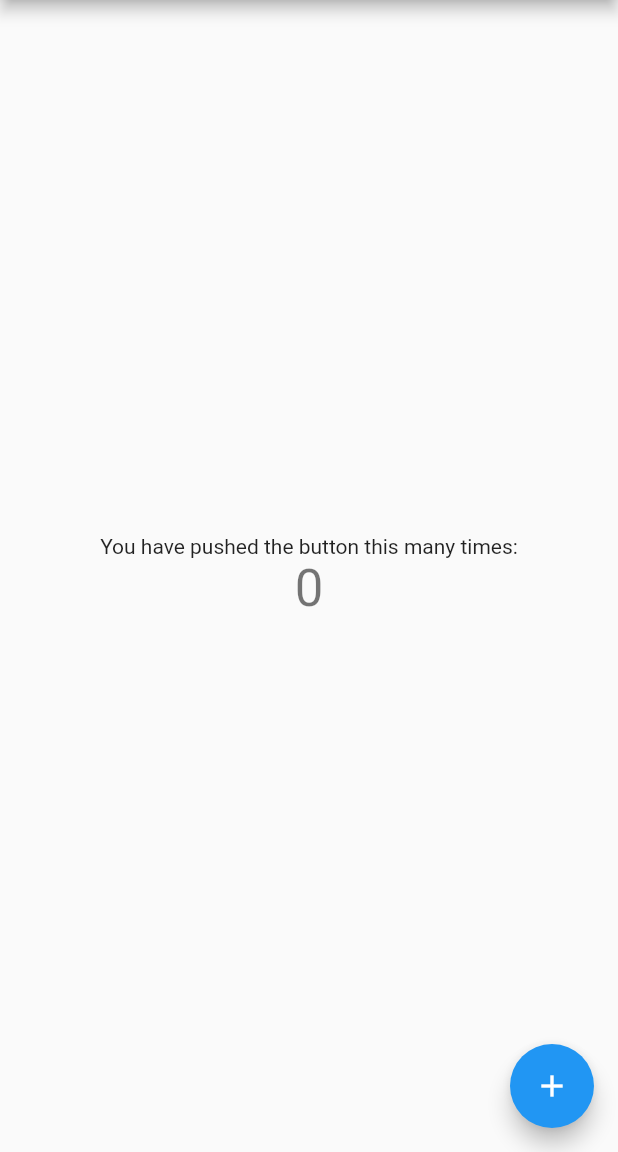
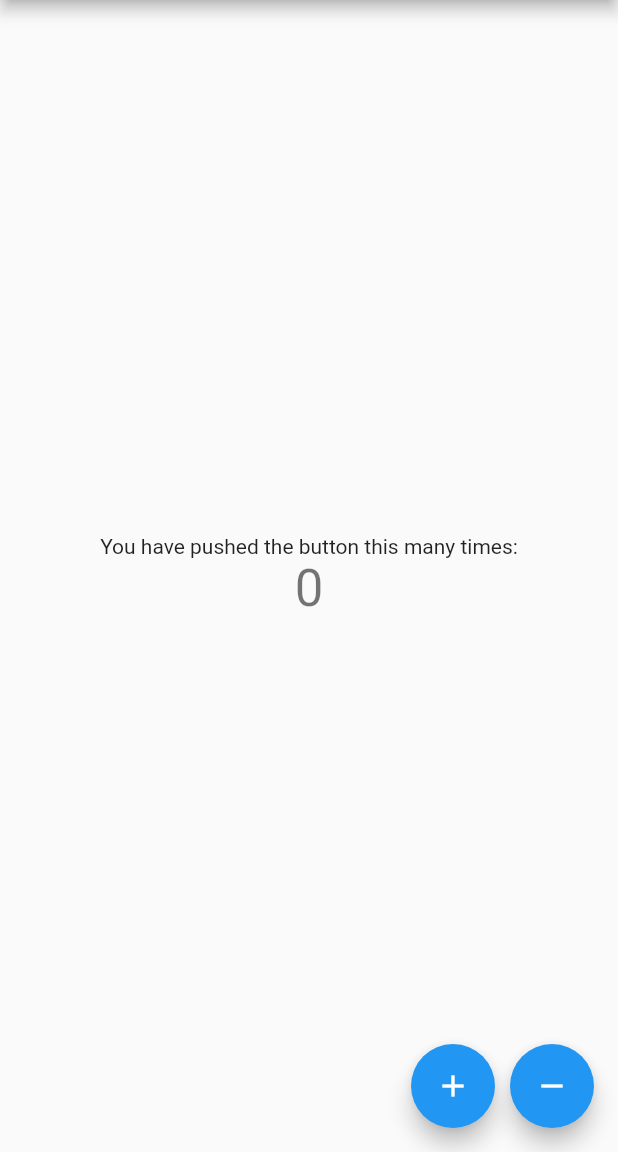
Before and after one commit to djeriko/flutter_tutorial_bloc_pattern, a Flutter app: the screen it shows after launch, on a phone screen of 412 x 824 dp, the part 84-1236 px from its top. Run offline on Flutter 3.47's test engine with Material 2 defaults, Android fonts, the phone set to English and light mode, and no system bars.

Commit message:
added decrement button

```diff
--- a/lib/main.dart
+++ b/lib/main.dart
@@ -3,21 +3,11 @@ import 'package:flutter/material.dart';
 void main() => runApp(MyApp());
 
 class MyApp extends StatelessWidget {
-  // This widget is the root of your application.
   @override
   Widget build(BuildContext context) {
     return MaterialApp(
       title: 'Flutter Demo',
       theme: ThemeData(
-        // This is the theme of your application.
-        //
-        // Try running your application with "flutter run". You'll see the
-        // application has a blue toolbar. Then, without quitting the app, try
-        // changing the primarySwatch below to Colors.green and then invoke
-        // "hot reload" (press "r" in the console where you ran "flutter run",
-        // or simply save your changes to "hot reload" in a Flutter IDE).
-        // Notice that the counter didn't reset back to zero; the application
-        // is not restarted.
         primarySwatch: Colors.blue,
       ),
       home: MyHomePage(title: 'Flutter Demo Home Page'),
@@ -27,15 +17,6 @@ class MyApp extends StatelessWidget {
 
 class MyHomePage extends StatefulWidget {
   MyHomePage({Key key, this.title}) : super(key: key);
-
-  // This widget is the home page of your application. It is stateful, meaning
-  // that it has a State object (defined below) that contains fields that affect
-  // how it looks.
-
-  // This class is the configuration for the state. It holds the values (in this
-  // case the title) provided by the parent (in this case the App widget) and
-  // used by the build method of the State. Fields in a Widget subclass are
-  // always marked "final".
 
   final String title;
 
@@ -48,47 +29,25 @@ class _MyHomePageState extends State<MyHomePage> {
 
   void _incrementCounter() {
     setState(() {
-      // This call to setState tells the Flutter framework that something has
-      // changed in this State, which causes it to rerun the build method below
-      // so that the display can reflect the updated values. If we changed
-      // _counter without calling setState(), then the build method would not be
-      // called again, and so nothing would appear to happen.
       _counter++;
+    });
+  }
+
+
+  void _decrementCounter() {
+    setState(() {
+      _counter--;
     });
   }
 
   @override
   Widget build(BuildContext context) {
-    // This method is rerun every time setState is called, for instance as done
-    // by the _incrementCounter method above.
-    //
-    // The Flutter framework has been optimized to make rerunning build methods
-    // fast, so that you can just rebuild anything that needs updating rather
-    // than having to individually change instances of widgets.
     return Scaffold(
       appBar: AppBar(
-        // Here we take the value from the MyHomePage object that was created by
-        // the App.build method, and use it to set our appbar title.
         title: Text(widget.title),
       ),
       body: Center(
-        // Center is a layout widget. It takes a single child and positions it
-        // in the middle of the parent.
         child: Column(
-          // Column is also a layout widget. It takes a list of children and
-          // arranges them vertically. By default, it sizes itself to fit its
-          // children horizontally, and tries to be as tall as its parent.
-          //
-          // Invoke "debug painting" (press "p" in the console, choose the
-          // "Toggle Debug Paint" action from the Flutter Inspector in Android
-          // Studio, or the "Toggle Debug Paint" command in Visual Studio Code)
-          // to see the wireframe for each widget.
-          //
-          // Column has various properties to control how it sizes itself and
-          // how it positions its children. Here we use mainAxisAlignment to
-          // center the children vertically; the main axis here is the vertical
-          // axis because Columns are vertical (the cross axis would be
-          // horizontal).
           mainAxisAlignment: MainAxisAlignment.center,
           children: <Widget>[
             Text(
@@ -101,11 +60,22 @@ class _MyHomePageState extends State<MyHomePage> {
           ],
         ),
       ),
-      floatingActionButton: FloatingActionButton(
-        onPressed: _incrementCounter,
-        tooltip: 'Increment',
-        child: Icon(Icons.add),
-      ), // This trailing comma makes auto-formatting nicer for build methods.
+      floatingActionButton: Row(
+        mainAxisAlignment: MainAxisAlignment.end,
+        children: <Widget>[
+          FloatingActionButton(
+            onPressed: _incrementCounter,
+            tooltip: 'Increment',
+            child: Icon(Icons.add),
+          ),
+          SizedBox(width: 10),
+          FloatingActionButton(
+            onPressed: _decrementCounter,
+            tooltip: 'Decrement',
+            child: Icon(Icons.remove),
+          ),
+        ],
+      ),
     );
   }
 }
```
